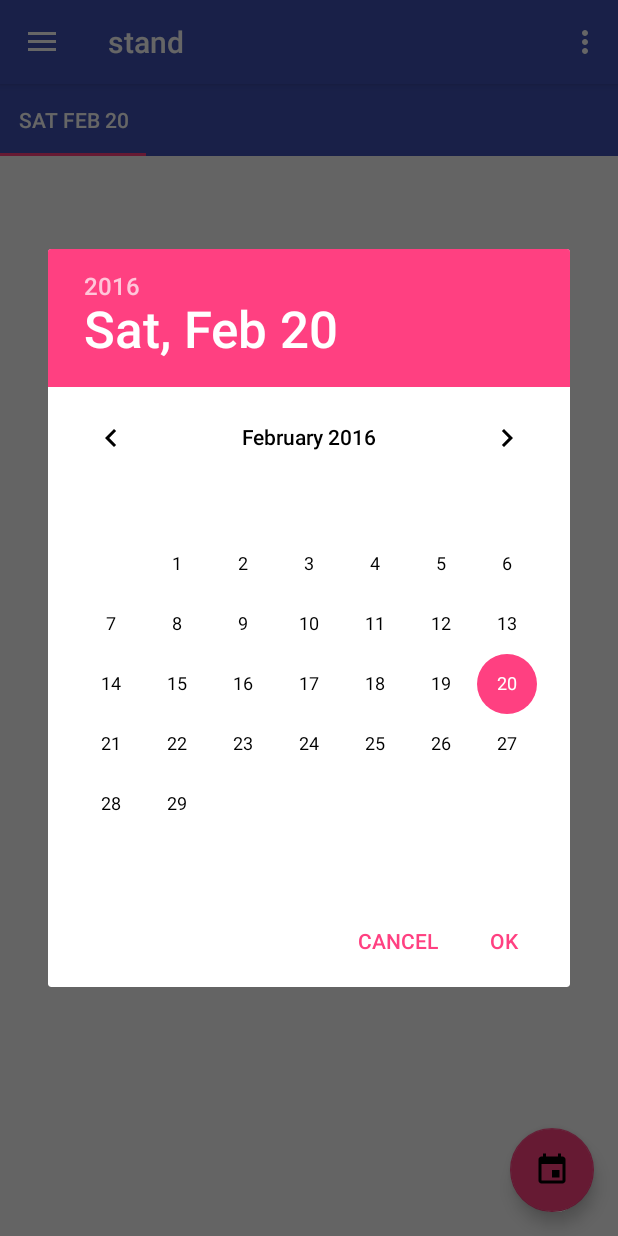
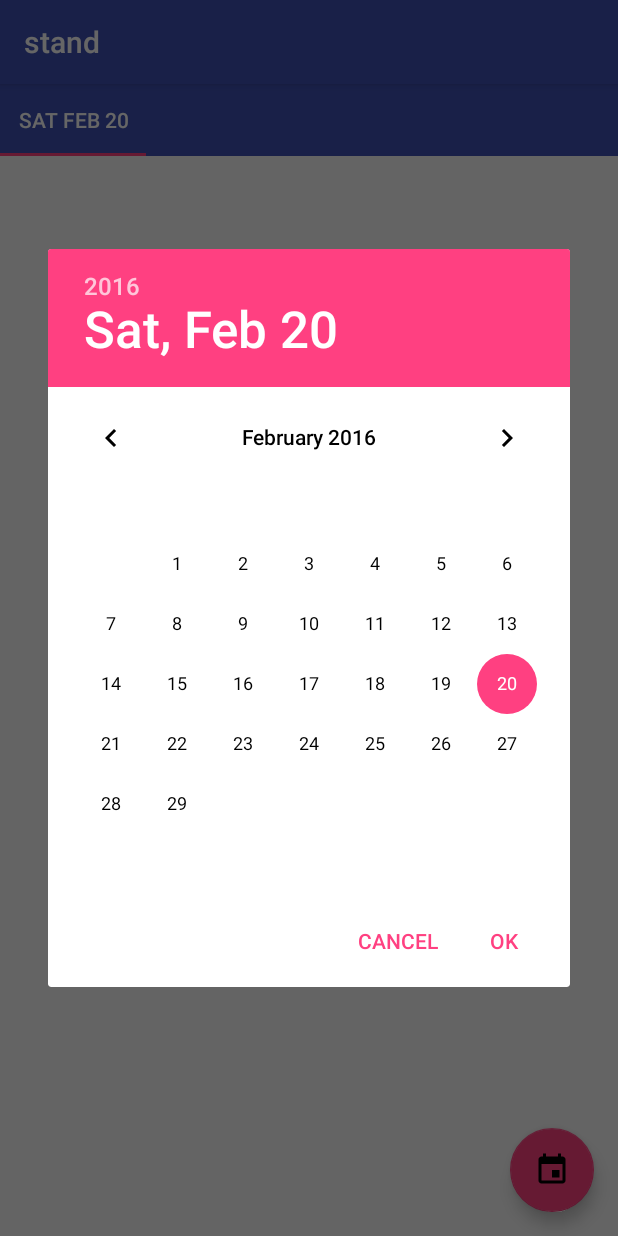
Before and after one commit to quinnjn/stand, an Android app: the screen it shows after launch (MainActivity), after a tap on an icon or button, on a phone screen of 412 x 824 dp. Run offline under Robolectric (Android 15) with nearby library versions, the phone set to English and light mode, and no system bars; libraries missing offline, so code that uses them is left out: com.crashlytics.android, io.fabric.sdk; 1 statement that could not run was skipped.

Commit message:
Removing drawer and main menu

```diff
--- a/app/src/main/java/com/neumiiller/stand/views/activities/MainActivity.kt
+++ b/app/src/main/java/com/neumiiller/stand/views/activities/MainActivity.kt
@@ -3,27 +3,19 @@ package com.neumiiller.stand.views.activities
 import android.app.DatePickerDialog
 import android.os.Bundle
 import android.support.design.widget.FloatingActionButton
-import android.support.design.widget.NavigationView
 import android.support.design.widget.TabLayout
-import android.support.v4.view.GravityCompat
 import android.support.v4.view.ViewPager
-import android.support.v4.widget.DrawerLayout
-import android.support.v7.app.ActionBarDrawerToggle
 import android.support.v7.app.AppCompatActivity
 import android.support.v7.widget.Toolbar
-import android.view.Menu
-import android.view.MenuItem
 import com.neumiiller.stand.R
 import com.neumiiller.stand.actor.MainActor
 import com.neumiiller.stand.presenters.MainPresenter
 
-class MainActivity : AppCompatActivity(), NavigationView.OnNavigationItemSelectedListener, MainActor {
+class MainActivity : AppCompatActivity(), MainActor {
 
     private val presenter = MainPresenter(this)
 
     private val fab by lazy { findViewById(R.id.fab) as FloatingActionButton }
-    private val drawer by lazy { findViewById(R.id.drawer_layout) as DrawerLayout }
-    private val navigation by lazy { findViewById(R.id.nav_view) as NavigationView }
     private val pager by lazy { findViewById(R.id.pager) as ViewPager }
     private val tabs by lazy { findViewById(R.id.sliding_tab_strip) as TabLayout }
     private val toolbar by lazy { findViewById(R.id.toolbar) as Toolbar }
@@ -39,11 +31,6 @@ class MainActivity : AppCompatActivity(), NavigationView.OnNavigationItemSelecte
         fab.setOnClickListener { view ->
             presenter.createDay()
         }
-        val toggle = ActionBarDrawerToggle(
-                this, drawer, toolbar, R.string.navigation_drawer_open, R.string.navigation_drawer_close)
-        drawer.setDrawerListener(toggle)
-        toggle.syncState()
-        navigation.setNavigationItemSelectedListener(this)
         pager.adapter = presenter.pagerAdapter
         tabs.setupWithViewPager(pager)
     }
@@ -59,57 +46,4 @@ class MainActivity : AppCompatActivity(), NavigationView.OnNavigationItemSelecte
         val datePicker = DatePickerDialog(this, presenter, year, month, day)
         datePicker.show()
     }
-
-    override fun onBackPressed() {
-        val drawer = findViewById(R.id.drawer_layout) as DrawerLayout
-        if (drawer.isDrawerOpen(GravityCompat.START)) {
-            drawer.closeDrawer(GravityCompat.START)
-        } else {
-            super.onBackPressed()
-        }
-    }
-
-    override fun onCreateOptionsMenu(menu: Menu): Boolean {
-        // Inflate the menu; this adds items to the action bar if it is present.
-        menuInflater.inflate(R.menu.main, menu)
-        return true
-    }
-
-    override fun onOptionsItemSelected(item: MenuItem): Boolean {
-        // Handle action bar item clicks here. The action bar will
-        // automatically handle clicks on the Home/Up button, so long
-        // as you specify a parent activity in AndroidManifest.xml.
-        val id = item.itemId
-
-        //noinspection SimplifiableIfStatement
-        if (id == R.id.action_settings) {
-            return true
-        }
-
-        return super.onOptionsItemSelected(item)
-    }
-
-    @SuppressWarnings("StatementWithEmptyBody")
-    override fun onNavigationItemSelected(item: MenuItem): Boolean {
-        // Handle navigation view item clicks here.
-        val id = item.itemId
-
-        if (id == R.id.nav_camera) {
-            // Handle the camera action
-        } else if (id == R.id.nav_gallery) {
-
-        } else if (id == R.id.nav_slideshow) {
-
-        } else if (id == R.id.nav_manage) {
-
-        } else if (id == R.id.nav_share) {
-
-        } else if (id == R.id.nav_send) {
-
-        }
-
-        val drawer = findViewById(R.id.drawer_layout) as DrawerLayout
-        drawer.closeDrawer(GravityCompat.START)
-        return true
-    }
 }
--- a/app/src/main/res/layout/activity_main.xml
+++ b/app/src/main/res/layout/activity_main.xml
@@ -1,25 +1,34 @@
 <?xml version="1.0" encoding="utf-8"?>
-<android.support.v4.widget.DrawerLayout xmlns:android="http://schemas.android.com/apk/res/android"
+<android.support.design.widget.CoordinatorLayout xmlns:android="http://schemas.android.com/apk/res/android"
     xmlns:app="http://schemas.android.com/apk/res-auto"
     xmlns:tools="http://schemas.android.com/tools"
-    android:id="@+id/drawer_layout"
     android:layout_width="match_parent"
     android:layout_height="match_parent"
     android:fitsSystemWindows="true"
-    tools:openDrawer="start">
+    tools:context=".views.activities.MainActivity">
 
-    <include
-        layout="@layout/app_bar_main"
+    <android.support.design.widget.AppBarLayout
         android:layout_width="match_parent"
-        android:layout_height="match_parent" />
+        android:layout_height="wrap_content"
+        android:theme="@style/AppTheme.AppBarOverlay">
 
-    <android.support.design.widget.NavigationView
-        android:id="@+id/nav_view"
+        <android.support.v7.widget.Toolbar
+            android:id="@+id/toolbar"
+            android:layout_width="match_parent"
+            android:layout_height="?attr/actionBarSize"
+            android:background="?attr/colorPrimary"
+            app:popupTheme="@style/AppTheme.PopupOverlay" />
+
+    </android.support.design.widget.AppBarLayout>
+
+    <include layout="@layout/content_main" />
+
+    <android.support.design.widget.FloatingActionButton
+        android:id="@+id/fab"
         android:layout_width="wrap_content"
-        android:layout_height="match_parent"
-        android:layout_gravity="start"
-        android:fitsSystemWindows="true"
-        app:headerLayout="@layout/nav_header_main"
-        app:menu="@menu/activity_main_drawer" />
+        android:layout_height="wrap_content"
+        android:layout_gravity="bottom|end"
+        android:layout_margin="@dimen/fab_margin"
+        android:src="@drawable/ic_date_24dp" />
 
-</android.support.v4.widget.DrawerLayout>
+</android.support.design.widget.CoordinatorLayout>
--- a/app/src/main/res/layout/app_bar_main.xml
+++ /dev/null
@@ -1,34 +0,0 @@
-<?xml version="1.0" encoding="utf-8"?>
-<android.support.design.widget.CoordinatorLayout xmlns:android="http://schemas.android.com/apk/res/android"
-    xmlns:app="http://schemas.android.com/apk/res-auto"
-    xmlns:tools="http://schemas.android.com/tools"
-    android:layout_width="match_parent"
-    android:layout_height="match_parent"
-    android:fitsSystemWindows="true"
-    tools:context=".views.activities.MainActivity">
-
-    <android.support.design.widget.AppBarLayout
-        android:layout_width="match_parent"
-        android:layout_height="wrap_content"
-        android:theme="@style/AppTheme.AppBarOverlay">
-
-        <android.support.v7.widget.Toolbar
-            android:id="@+id/toolbar"
-            android:layout_width="match_parent"
-            android:layout_height="?attr/actionBarSize"
-            android:background="?attr/colorPrimary"
-            app:popupTheme="@style/AppTheme.PopupOverlay" />
-
-    </android.support.design.widget.AppBarLayout>
-
-    <include layout="@layout/content_main" />
-
-    <android.support.design.widget.FloatingActionButton
-        android:id="@+id/fab"
-        android:layout_width="wrap_content"
-        android:layout_height="wrap_content"
-        android:layout_gravity="bottom|end"
-        android:layout_margin="@dimen/fab_margin"
-        android:src="@drawable/ic_date_24dp" />
-
-</android.support.design.widget.CoordinatorLayout>
--- a/app/src/main/res/layout/content_main.xml
+++ b/app/src/main/res/layout/content_main.xml
@@ -6,7 +6,7 @@
     android:layout_height="match_parent"
     app:layout_behavior="@string/appbar_scrolling_view_behavior"
     tools:context=".views.activities.MainActivity"
-    tools:showIn="@layout/app_bar_main">
+    tools:showIn="@layout/activity_main">
 
     <android.support.design.widget.TabLayout
         style="@style/AppTheme.TabLayout"
--- a/app/src/main/res/menu/activity_main_drawer.xml
+++ /dev/null
@@ -1,36 +0,0 @@
-<?xml version="1.0" encoding="utf-8"?>
-<menu xmlns:android="http://schemas.android.com/apk/res/android">
-
-    <group android:checkableBehavior="single">
-        <item
-            android:id="@+id/nav_camera"
-            android:icon="@drawable/ic_menu_camera"
-            android:title="Import" />
-        <item
-            android:id="@+id/nav_gallery"
-            android:icon="@drawable/ic_menu_gallery"
-            android:title="Gallery" />
-        <item
-            android:id="@+id/nav_slideshow"
-            android:icon="@drawable/ic_menu_slideshow"
-            android:title="Slideshow" />
-        <item
-            android:id="@+id/nav_manage"
-            android:icon="@drawable/ic_menu_manage"
-            android:title="Tools" />
-    </group>
-
-    <item android:title="Communicate">
-        <menu>
-            <item
-                android:id="@+id/nav_share"
-                android:icon="@drawable/ic_menu_share"
-                android:title="Share" />
-            <item
-                android:id="@+id/nav_send"
-                android:icon="@drawable/ic_menu_send"
-                android:title="Send" />
-        </menu>
-    </item>
-
-</menu>
--- a/app/src/main/res/menu/main.xml
+++ /dev/null
@@ -1,9 +0,0 @@
-<?xml version="1.0" encoding="utf-8"?>
-<menu xmlns:android="http://schemas.android.com/apk/res/android"
-    xmlns:app="http://schemas.android.com/apk/res-auto">
-    <item
-        android:id="@+id/action_settings"
-        android:orderInCategory="100"
-        android:title="@string/action_settings"
-        app:showAsAction="never" />
-</menu>
```
